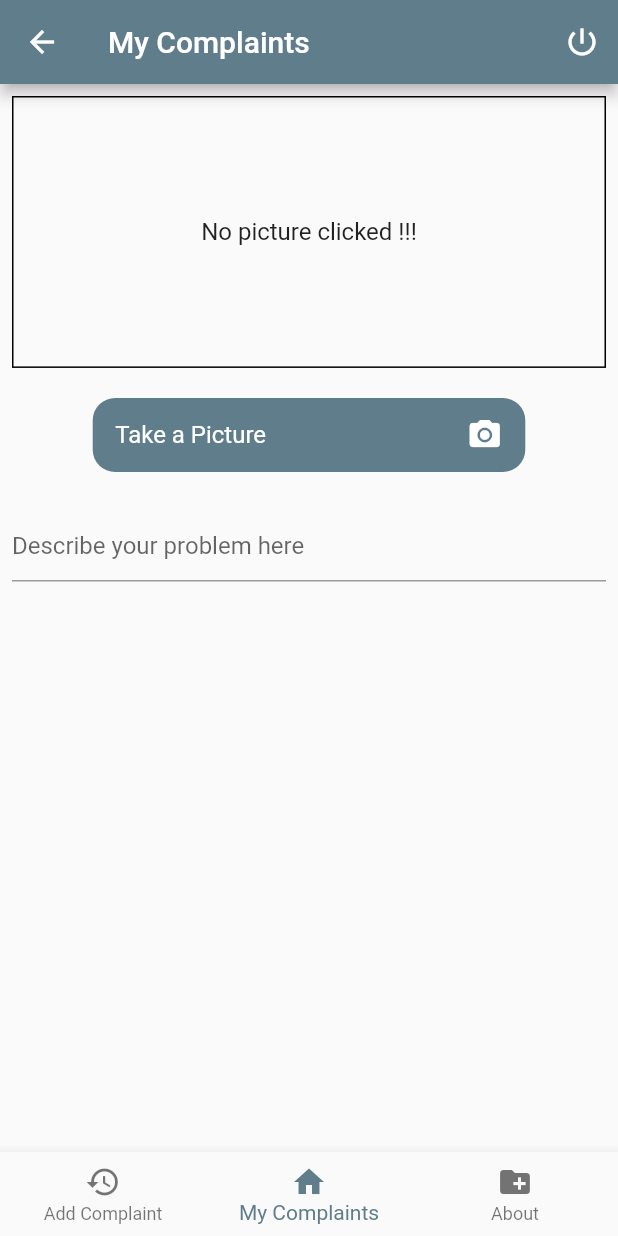
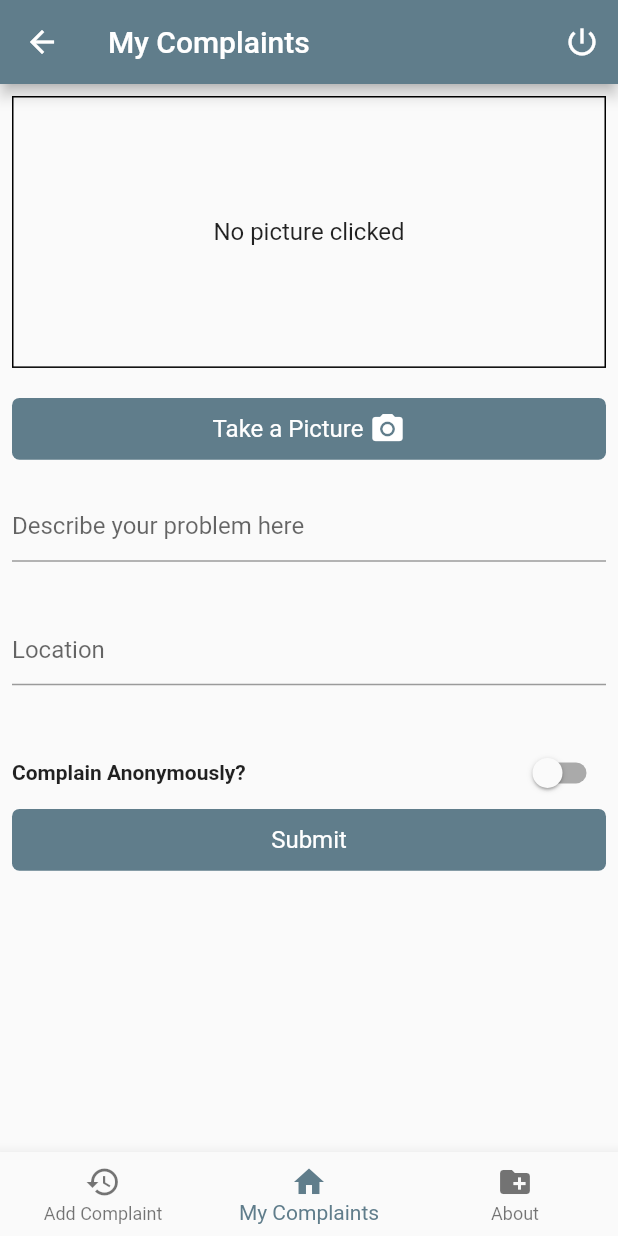
Before and after one commit to adityasharmaa/pothole, a Flutter app: the ScreenSelector screen opened by its route, on a phone screen of 412 x 824 dp. Run offline on Flutter 3.47's test engine with Material 2 defaults, Android fonts, the phone set to English and light mode, and no system bars; our stand-ins replace camera, cloud_firestore, firebase_auth, firebase_storage, image_picker; accounts and stored records are empty.

Commit message:
complaint uploading done

```diff
--- a/lib/main.dart
+++ b/lib/main.dart
@@ -1,5 +1,5 @@
 import 'package:flutter/material.dart';
-import 'package:pothole/provider/cameraprovider.dart';
+import 'package:pothole/provider/camera_provider.dart';
 import 'package:pothole/provider/current_user_provider.dart';
 import 'package:pothole/screens/auth_screen.dart';
 import 'package:pothole/screens/screen_selector.dart';
--- /dev/null
+++ b/lib/models/complaint.dart
@@ -0,0 +1,15 @@
+import 'package:flutter/foundation.dart';
+
+class Complaint{
+  final String id, authorId, image, description, location, time;
+  final bool isAnonymous;
+  Complaint({
+    this.id,
+    @required this.authorId,
+    @required this.image,
+    @required this.description,
+    @required this.location,
+    @required this.time,
+    @required this.isAnonymous,
+  });
+}
--- a/lib/screens/add_complaint.dart
+++ b/lib/screens/add_complaint.dart
@@ -1,120 +1,251 @@
+import 'dart:io';
+
 import 'package:flutter/material.dart';
-import 'package:pothole/provider/cameraprovider.dart';
-import 'package:pothole/widgets/custom_camera.dart';
-import 'package:pothole/widgets/custom_google_map.dart';
+import 'package:pothole/models/complaint.dart';
+import 'package:pothole/provider/current_user_provider.dart';
+import 'package:image_picker/image_picker.dart';
 import 'package:provider/provider.dart';
+import 'package:firebase_storage/firebase_storage.dart';
 
 class AddComplaint extends StatefulWidget {
-  AddComplaint({Key key}) : super(key: key);
-
   @override
   _AddComplaintState createState() => _AddComplaintState();
 }
 
 class _AddComplaintState extends State<AddComplaint> {
+  File _pickedImage;
+  final _descriptionController = TextEditingController();
+  final _locationController = TextEditingController();
+  bool _isLoading = false;
+  bool _isAnonymous = false;
+
+  Future<void> _getImage() async {
+    final pickedImage = await ImagePicker.pickImage(source: ImageSource.camera);
+
+    setState(() {
+      _pickedImage = pickedImage;
+    });
+  }
+
+  Future<String> _uploadImage() async {
+    try {
+      final fileName =
+          Provider.of<CurrentUserProvider>(context, listen: false).profile.id;
+
+      final storageTaskSnapshot = await FirebaseStorage.instance
+          .ref()
+          .child("complaints_images")
+          .child(fileName)
+          .putFile(_pickedImage)
+          .onComplete;
+
+      if (storageTaskSnapshot.error == null) {
+        final downloadUrl = await storageTaskSnapshot.ref.getDownloadURL();
+        return downloadUrl;
+      } else
+        _showSnackbar('This file is not an image');
+    } catch (e) {
+      _showSnackbar(e.toString());
+    }
+    return "";
+  }
+
+  void _showSnackbar(String message) {
+    Scaffold.of(context).showSnackBar(
+      SnackBar(
+        content: Text(message),
+        duration: Duration(seconds: 2),
+      ),
+    );
+  }
+
+  void _fileComplaint() async {
+    if (_pickedImage == null) {
+      _showSnackbar("Please click an image");
+      return;
+    } else if (_descriptionController.text.isEmpty) {
+      _showSnackbar("Please describe the problem");
+      return;
+    } else if (_locationController.text.isEmpty) {
+      _showSnackbar("Enter location");
+      return;
+    }
+
+    setState(() {
+      _isLoading = true;
+    });
+
+    try {
+      var imageUrl = await _uploadImage();
+      if (imageUrl.isEmpty) {
+        setState(() {
+          _isLoading = false;
+        });
+        _showSnackbar("Unable to file complaint.");
+        return;
+      }
+
+      final currentUser =
+          Provider.of<CurrentUserProvider>(context, listen: false);
+
+      await currentUser.addComplaint(
+        Complaint(
+          authorId: currentUser.profile.id,
+          description: _descriptionController.text,
+          image: imageUrl,
+          location: _locationController.text,
+          time: DateTime.now().toIso8601String(),
+          isAnonymous: _isAnonymous,
+        ),
+      );
+
+      _showSnackbar("Complaint filed.");
+
+      setState(() {
+        _pickedImage = null;
+        _descriptionController.clear();
+        _locationController.clear();
+      });
+    } catch (e) {
+      _showSnackbar(e.toString());
+    }
+
+    setState(() {
+      _isLoading = false;
+    });
+  }
+
   @override
   Widget build(BuildContext context) {
     final _height = MediaQuery.of(context).size.height;
     final _width = MediaQuery.of(context).size.width;
-    final _cameraProvider = Provider.of<CameraProvider>(context);
-    return Padding(
+    return AbsorbPointer(
+      absorbing: _isLoading,
+      child: Padding(
         padding: const EdgeInsets.all(8.0),
         child: SingleChildScrollView(
-        child: Column(
+          child: Stack(
             children: <Widget>[
-            _cameraProvider.images.length == 0
-                ? Container(
+              Column(
+                children: <Widget>[
+                  Container(
                     height: _height * 0.22,
                     width: _width,
                     decoration: BoxDecoration(
                       border: Border.all(color: Colors.black),
                     ),
-                    child: Center(
+                    child: _pickedImage == null
+                        ? Center(
                             child: Text(
-                        "No picture clicked !!!",
+                              "No picture clicked",
                               style: Theme.of(context).textTheme.subhead,
                             ),
+                          )
+                        : Image.file(_pickedImage),
                   ),
-                  )
-                : LimitedBox(
-                    maxHeight: _height * 0.22,
-                    maxWidth: _width,
-                    child: Center(
-                      child: GridView.builder(
-                        scrollDirection: Axis.horizontal,
-                        itemCount: _cameraProvider.images.length,
-                        itemBuilder: (BuildContext context, int index) {
-                          return Container(
-                            height: _height * 0.15,
-                            width: _width,
-                            decoration: BoxDecoration(
-                              border: Border.all(color: Colors.black),
-                              image: DecorationImage(
-                                fit: BoxFit.fill,
-                                image: FileImage(
-                                  _cameraProvider.images[index],
-                                ),
-                              ),
-                            ),
-                          );
-                        },
-                        gridDelegate: SliverGridDelegateWithMaxCrossAxisExtent(
-                            maxCrossAxisExtent: 180,
-                            childAspectRatio: 1.8 / 2,
-                            mainAxisSpacing: 2),
-                      ),
-                    )),
                   SizedBox(
                     height: 20,
                   ),
                   GestureDetector(
-              onTap: () =>
-                  Navigator.pushNamed(context, TakePictureScreen.route),
+                    onTap: _getImage,
                     child: Container(
-                  height: _height * 0.06,
-                  width: _width * 0.7,
+                      height: _height * 0.05,
+                      width: _width,
                       decoration: BoxDecoration(
-                    borderRadius: BorderRadius.circular(15),
+                        borderRadius: BorderRadius.circular(5),
                         color: Theme.of(context).primaryColor,
                       ),
                       child: Padding(
-                    padding:
-                        const EdgeInsets.symmetric(horizontal: 15, vertical: 8),
+                        padding: const EdgeInsets.symmetric(vertical: 5),
                         child: Row(
-                      mainAxisAlignment: MainAxisAlignment.spaceBetween,
+                          mainAxisAlignment: MainAxisAlignment.center,
                           children: <Widget>[
-                        Text("Take a Picture",
+                            Text(
+                              "Take a Picture ",
                               style: Theme.of(context)
                                   .textTheme
                                   .subhead
-                                .copyWith(color: Colors.white)),
+                                  .copyWith(color: Colors.white),
+                            ),
                             Icon(
                               Icons.camera_alt,
                               color: Colors.white,
                             ),
                           ],
                         ),
-                  )),
+                      ),
+                    ),
                   ),
                   SizedBox(
                     height: 20,
                   ),
-            // Align(alignment: Alignment.centerLeft,child: Text("Description",style: Theme.of(context).textTheme.subhead.copyWith(color:Colors.black),)),
-            SizedBox(
-              height: 5,
+                  Container(
+                    height: _height * 0.1,
+                    child: TextField(
+                      decoration: InputDecoration(
+                          hintText: "Describe your problem here"),
+                      controller: _descriptionController,
+                    ),
                   ),
                   Container(
-              height: _height * 0.15,
-              width: _width,
-              // decoration:
-              //     BoxDecoration(border: Border.all(color: Colors.black)),
+                    height: _height * 0.1,
                     child: TextField(
-                decoration: InputDecoration(hintText: "Describe your problem here"),
-
+                      decoration: InputDecoration(hintText: "Location"),
+                      controller: _locationController,
                     ),
                   ),
-           // CustomGoogleMap.myGoogleMapItems("Map", context),
+                  Row(
+                    mainAxisAlignment: MainAxisAlignment.spaceBetween,
+                    children: <Widget>[
+                      Text(
+                        "Complain Anonymously?",
+                        style: TextStyle(fontWeight: FontWeight.bold),
+                      ),
+                      Switch(
+                        value: _isAnonymous,
+                        onChanged: (value) {
+                          setState(() {
+                            _isAnonymous = value;
+                          });
+                        },
+                      ),
                     ],
+                  ),
+                  InkWell(
+                    child: Container(
+                      height: _height * 0.05,
+                      width: _width,
+                      padding: EdgeInsets.symmetric(vertical: 5),
+                      decoration: BoxDecoration(
+                        borderRadius: BorderRadius.circular(5),
+                        color: Theme.of(context).primaryColor,
+                      ),
+                      child: Center(
+                        child: Text(
+                          "Submit",
+                          style: Theme.of(context)
+                              .textTheme
+                              .subhead
+                              .copyWith(color: Colors.white),
+                        ),
+                      ),
+                    ),
+                    onTap: _fileComplaint,
+                  ),
+                ],
+              ),
+              Positioned.fill(
+                child: _isLoading
+                    ? Container(
+                        child: Center(
+                          child: CircularProgressIndicator(),
+                        ),
+                        color: Colors.white.withOpacity(0.8),
+                      )
+                    : Container(),
+              ),
+            ],
+          ),
         ),
       ),
     );
--- a/lib/widgets/custom_camera.dart
+++ b/lib/widgets/custom_camera.dart
@@ -2,7 +2,7 @@ import 'dart:io';
 import 'package:camera/camera.dart';
 import 'package:flutter/material.dart';
 import 'package:path_provider/path_provider.dart';
-import 'package:pothole/provider/cameraprovider.dart';
+import 'package:pothole/provider/camera_provider.dart';
 import 'package:pothole/widgets/custompageview.dart';
 import 'package:provider/provider.dart';
 
--- a/lib/widgets/custom_google_map.dart
+++ b/lib/widgets/custom_google_map.dart
@@ -1,4 +1,4 @@
-import 'dart:async';
+/* import 'dart:async';
 
 import 'package:flutter/foundation.dart';
 import 'package:flutter/gestures.dart';
@@ -55,4 +55,4 @@ class CustomGoogleMap {
         ),
       ),
     );}
-}
+} */
--- a/pubspec.yaml
+++ b/pubspec.yaml
@@ -36,7 +36,7 @@ dev_dependencies:
   path:
   path_provider:
   location: ^2.3.5
-  google_maps_flutter: ^0.5.21+15
+  image_picker: ^0.6.2+1
 
 
 # For information on the generic Dart part of this file, see the
```
Also changed, not shown: lib/provider/current_user_provider.dart (+18 -0 lines), lib/widgets/progress_indicator.dart (added, +70 -0 lines), lib/provider/camera_provider.dart (renamed from lib/provider/cameraprovider.dart), pubspec.lock. Lines whose indentation alone changed are shown as unchanged.
